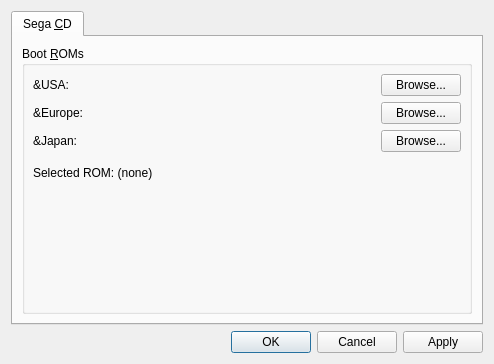
Above: src/gens-qt4/ui/GeneralConfigWindow.ui from GerbilSoft/gens-gs-ii before the change. Below: the same form after it.
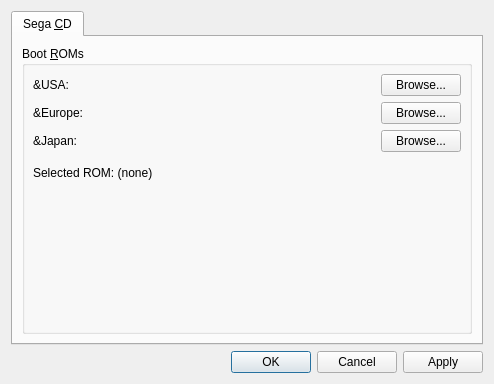
That is the form after the change.

Commit message: [gens-qt4] ui/GeneralConfigWindow.ui: Increased the minimum window height from 364px to 384px.

The edit to the form file:
```diff
--- a/src/gens-qt4/ui/GeneralConfigWindow.ui
+++ b/src/gens-qt4/ui/GeneralConfigWindow.ui
@@ -7,13 +7,13 @@
     <x>0</x>
     <y>0</y>
     <width>494</width>
-    <height>364</height>
+    <height>384</height>
    </rect>
   </property>
   <property name="minimumSize">
    <size>
     <width>494</width>
-    <height>364</height>
+    <height>384</height>
    </size>
   </property>
   <property name="windowTitle">
```
